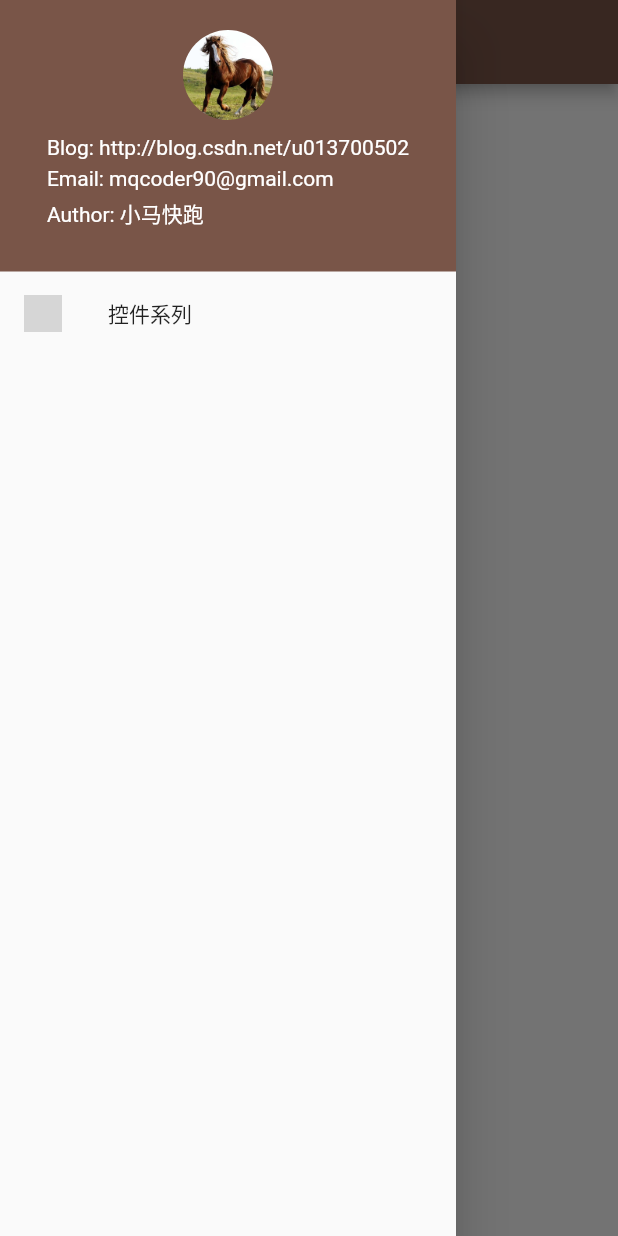
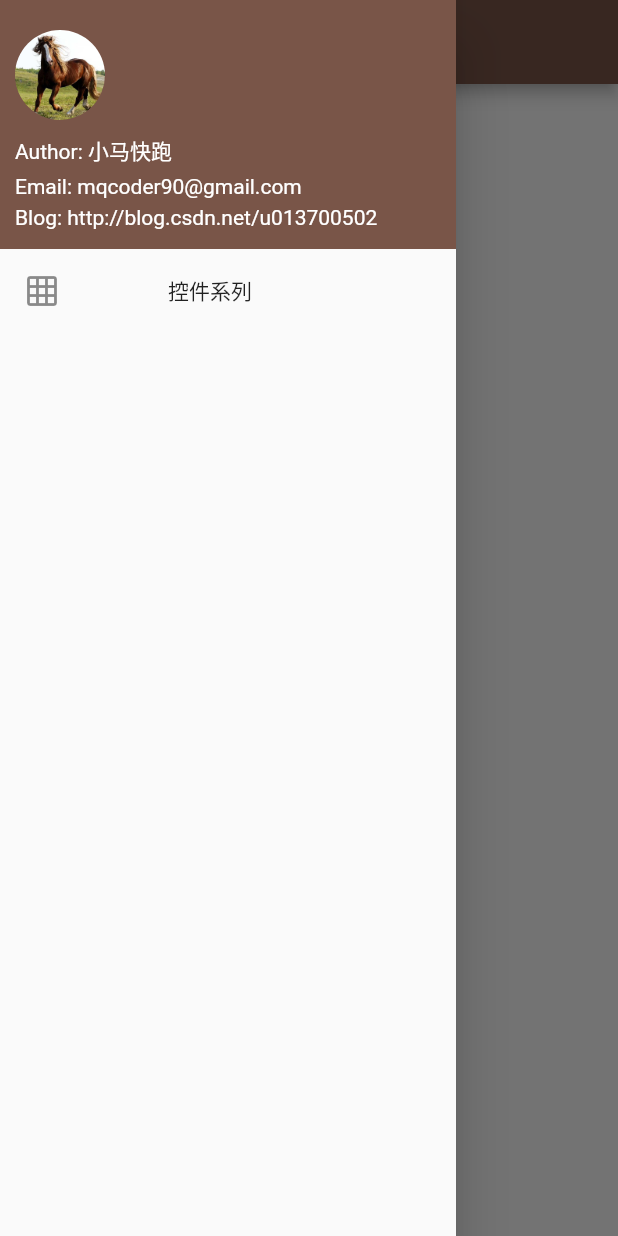
Before and after one commit to crazyqiang/flutter_study, a Flutter app: the screen it shows after launch, with the side drawer open, on a phone screen of 412 x 824 dp. Run offline on Flutter 3.47's test engine with Material 2 defaults, Android fonts, the phone set to English and light mode, and no system bars; grey boxes are pictures that could not be loaded.

Commit message:
样式修改

```diff
--- a/lib/base/base_widget.dart
+++ b/lib/base/base_widget.dart
@@ -21,29 +21,28 @@ class BaseWidget extends StatelessWidget {
   }
 }
 
-//class BaseNoTitleWidget extends StatelessWidget {
-//  Widget child;
-//  DrawerPageClick clickListener;
-//
-//  BaseNoTitleWidget({Key key, this.child, this.clickListener})
-//      : super(key: key);
-//
-//  @override
-//  Widget build(BuildContext context) {
-//    return Scaffold(
-//      body: Center(
-//        child: child,
-//      ),
-//    );
-//  }
-//}
+class BaseNoTitleWidget extends StatelessWidget {
+  Widget child;
+
+  BaseNoTitleWidget({Key key, this.child}) : super(key: key);
+
+  @override
+  Widget build(BuildContext context) {
+    return Scaffold(
+      body: Center(
+        child: child,
+      ),
+    );
+  }
+}
 
 class BaseDrawerWidget extends StatelessWidget {
   Widget child;
   String title;
   List<Widget> rightBtns;
 
-  BaseDrawerWidget({Key key, this.child, this.title, this.rightBtns})
+  BaseDrawerWidget(
+      {Key key, @required this.child, @required this.title, this.rightBtns})
       : super(key: key);
 
   @override
--- a/lib/common/bean/drawer_bean.dart
+++ b/lib/common/bean/drawer_bean.dart
@@ -1,8 +1,11 @@
+import 'package:flutter/widgets.dart';
+
 class DrawerBean {
   int type; //ListView多type使用
   String menuName; //menu名称
   String imgName; //menu图片
   String router; //跳转路由
+  IconData iconData;
 
-  DrawerBean(this.router, this.imgName, this.menuName, this.type);
+  DrawerBean(this.router, this.iconData, this.menuName, this.type);
 }
--- a/lib/common/constant.dart
+++ b/lib/common/constant.dart
@@ -2,7 +2,7 @@
 
 class C {
   //路由名字
-  static const String WORK_PAGE = "/work_page";
+  static const String CONTAINER_PAGE = "/container_page";
 }
 
 //颜色类
--- a/lib/drawer.dart
+++ b/lib/drawer.dart
@@ -28,9 +28,8 @@ class DrawerState extends State<DrawerPage> {
 
 List<DrawerBean> buildList() {
   List<DrawerBean> list = [];
-  list.add(new DrawerBean('', '', '', 0));
-  list.add(new DrawerBean(
-      C.WORK_PAGE, 'assets/images/ic_work_bench.png', '控件系列', 1));
+  list.add(new DrawerBean('', null, '', 0));
+  list.add(new DrawerBean(C.CONTAINER_PAGE, Icons.grid_on, '控件系列', 1));
   return list;
 }
 
@@ -51,12 +50,11 @@ Widget _buildMenus() {
           //内容Item
           DrawerBean bean = list[index];
           return ListTile(
-            title: Text(bean.menuName),
-            leading: new Image.asset(
-              bean.imgName,
-              width: 25.0,
-              height: 25.0,
+            title: Container(
+              padding: EdgeInsets.only(left: 40.0),
+              child: Text(bean.menuName),
             ),
+            leading: Icon(bean.iconData),
             onTap: () {
               Navigator.pop(context);
             },
@@ -67,17 +65,21 @@ Widget _buildMenus() {
 
 Widget _buildHead(BuildContext context) {
   return Container(
-    padding: EdgeInsets.only(top: 20.0, bottom: 20.0),
+    padding: EdgeInsets.only(top: 20.0, bottom: 5.0),
     color: Color(Col.bg_bar_color),
     child: Column(
       mainAxisAlignment: MainAxisAlignment.center,
+      crossAxisAlignment: CrossAxisAlignment.start,
       children: <Widget>[
         new GestureDetector(
-          child: new ClipOval(
-            child: new Image.asset(
-              'assets/images/icon_photo.jpeg',
-              width: 60.0,
-              height: 60.0,
+          child: Container(
+            margin: EdgeInsets.only(left: 10.0),
+            child: new ClipOval(
+              child: new Image.asset(
+                'assets/images/icon_photo.jpeg',
+                width: 60.0,
+                height: 60.0,
+              ),
             ),
           ),
           onTap: () {
@@ -86,13 +88,14 @@ Widget _buildHead(BuildContext context) {
         ),
         //中间
         Container(
+          padding: EdgeInsets.only(left: 10.0),
           margin: EdgeInsets.only(top: 10.0, bottom: 8.0),
           child: Column(
             crossAxisAlignment: CrossAxisAlignment.start,
             mainAxisAlignment: MainAxisAlignment.center,
             children: <Widget>[
               Text(
-                'Blog: http://blog.csdn.net/u013700502',
+                'Author: 小马快跑',
                 style: TextStyle(color: Colors.white, fontSize: 14.0),
               ),
               SizedBox(
@@ -106,7 +109,7 @@ Widget _buildHead(BuildContext context) {
                 height: 5.0,
               ),
               Text(
-                'Author: 小马快跑',
+                'Blog: http://blog.csdn.net/u013700502',
                 style: TextStyle(color: Colors.white, fontSize: 14.0),
               ),
             ],
--- a/lib/main.dart
+++ b/lib/main.dart
@@ -1,11 +1,15 @@
 import 'package:flutter/material.dart';
-
+import 'package:flutter_study/common/constant.dart';
+import 'package:flutter_study/widget/containerPage.dart';
 import 'base/base_widget.dart';
 
 void main() => runApp(MyApp());
 
 class MyApp extends StatelessWidget {
-  // This widget is the root of your application.
+  final Map<String, Function> routes = {
+    C.CONTAINER_PAGE: (context) => new ContainerPage(), //Container页
+  };
+
   @override
   Widget build(BuildContext context) {
     return MaterialApp(
@@ -13,12 +17,13 @@ class MyApp extends StatelessWidget {
       theme: ThemeData(
         primarySwatch: Colors.brown,
       ),
-      home: BaseDrawerWidget(
-        title: 'APP',
-        child: Center(
-          child: Text('hello'),
-        ),
-      ),
+      onGenerateRoute: (setting) {
+        final String name = setting.name;
+        WidgetBuilder builder = this.routes[name];
+        return MaterialPageRoute(
+            builder: builder ?? new ContainerPage(), settings: setting);
+      },
+      home: ContainerPage(),
     );
   }
 }
--- /dev/null
+++ b/lib/widget/containerPage.dart
@@ -0,0 +1,31 @@
+import 'package:flutter/material.dart';
+import 'package:flutter_study/base/base_widget.dart';
+
+class ContainerPage extends StatefulWidget {
+  @override
+  _ContainerPageState createState() {
+    return _ContainerPageState();
+  }
+}
+
+class _ContainerPageState extends State<ContainerPage> {
+  @override
+  void initState() {
+    super.initState();
+  }
+
+  @override
+  Widget build(BuildContext context) {
+    return BaseDrawerWidget(
+      title: 'Container',
+      child: Center(
+        child: Text('container'),
+      ),
+    );
+  }
+
+  @override
+  void dispose() {
+    super.dispose();
+  }
+}
```
